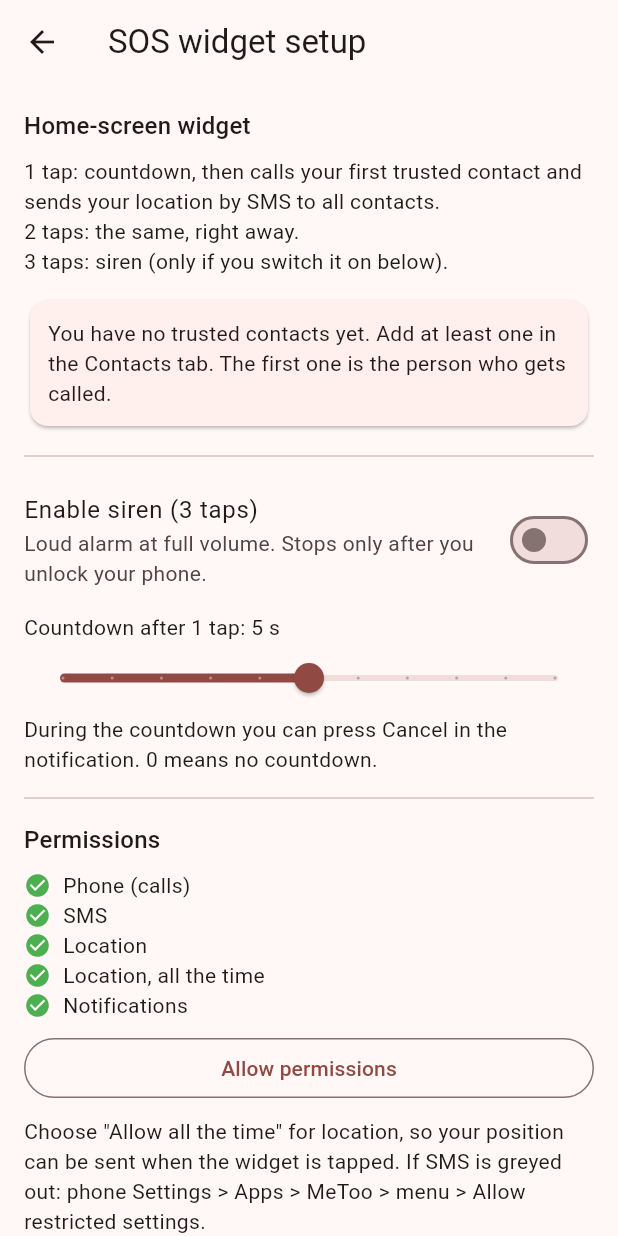
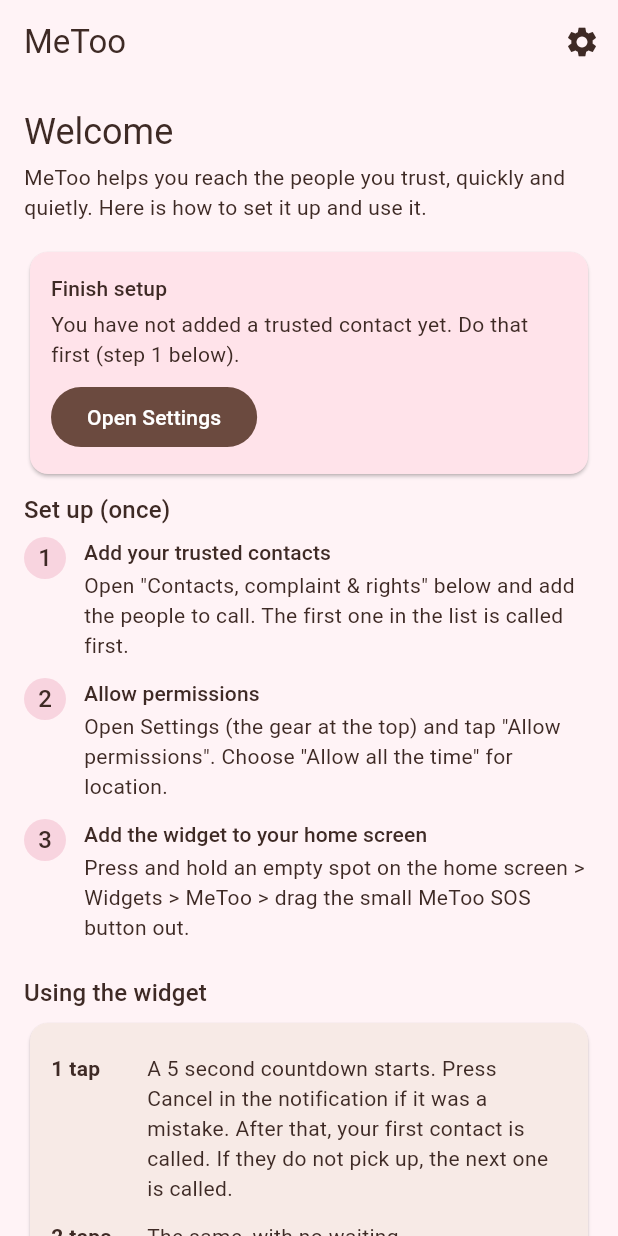
Before and after one commit to ireneboruah2004/metoo-anroid, a Flutter app: the screen it shows after launch, on a phone screen of 412 x 824 dp. Run offline on Flutter 3.47's test engine with Material 3 defaults, Android fonts, the phone set to English and light mode, and no system bars; our stand-ins replace app_links, audioplayers, flutter_secure_storage, geolocator, local_auth, permission_handler and 1 more; missing offline and left inert: flutter_volume_controller, quick_actions.

Commit message:
New home page, settings, pink theme, call chain

```diff
--- a/lib/main.dart
+++ b/lib/main.dart
@@ -1,7 +1,6 @@
 import 'package:flutter/material.dart';
 
-import 'pages/home_shell.dart';
-import 'pages/widget_setup_page.dart';
+import 'pages/home_page.dart';
 import 'sos_actions.dart';
 import 'store.dart';
 import 'theme.dart';
@@ -13,12 +12,6 @@
   WidgetsBinding.instance.addPostFrameCallback((_) async {
     // Keep the home-screen widget in step with the saved contacts.
     await WidgetSync.push(await Store.contacts());
-    // First launch: ask about the siren, countdown and permissions.
-    if (!await WidgetSync.setupDone()) {
-      navKey.currentState?.push(
-        MaterialPageRoute<void>(builder: (_) => const WidgetSetupPage()),
-      );
-    }
   });
 }
 
@@ -32,7 +25,7 @@
       title: 'MeToo',
       debugShowCheckedModeBanner: false,
       theme: buildTheme(),
-      home: const HomeShell(),
+      home: const HomePage(),
     );
   }
 }
--- /dev/null
+++ b/lib/pages/home_page.dart
@@ -0,0 +1,262 @@
+import 'package:flutter/material.dart';
+import 'package:permission_handler/permission_handler.dart';
+
+import '../sos_actions.dart';
+import '../store.dart';
+import '../theme.dart';
+import '../widget_sync.dart';
+import 'home_shell.dart';
+import 'settings_page.dart';
+
+/// Front page: how to use the app, with a way into every other screen.
+class HomePage extends StatefulWidget {
+  const HomePage({super.key});
+
+  @override
+  State<HomePage> createState() => _HomePageState();
+}
+
+class _HomePageState extends State<HomePage> with WidgetsBindingObserver {
+  int _contacts = 0;
+  bool _permsOk = true;
+  bool _siren = false;
+  int _countdown = WidgetSync.defaultCountdown;
+
+  @override
+  void initState() {
+    super.initState();
+    WidgetsBinding.instance.addObserver(this);
+    _refresh();
+  }
+
+  @override
+  void dispose() {
+    WidgetsBinding.instance.removeObserver(this);
+    super.dispose();
+  }
+
+  @override
+  void didChangeAppLifecycleState(AppLifecycleState state) {
+    if (state == AppLifecycleState.resumed) _refresh();
+  }
+
+  Future<void> _refresh() async {
+    final contacts = await Store.contacts();
+    final call = await WidgetSync.callPerms();
+    final sms = await Permission.sms.isGranted;
+    final loc = await Permission.location.isGranted;
+    final siren = await WidgetSync.sirenEnabled();
+    final secs = await WidgetSync.countdown();
+    if (!mounted) return;
+    setState(() {
+      _contacts = contacts.length;
+      _permsOk = (call['phone'] ?? false) && sms && loc;
+      _siren = siren;
+      _countdown = secs;
+    });
+  }
+
+  Future<void> _openSettings() async {
+    await Navigator.of(context).push(
+      MaterialPageRoute<void>(builder: (_) => const SettingsPage()),
+    );
+    _refresh();
+  }
+
+  Future<void> _openSections() async {
+    await Navigator.of(context).push(
+      MaterialPageRoute<void>(builder: (_) => const HomeShell()),
+    );
+    _refresh();
+  }
+
+  Widget _step(int n, String title, String body) {
+    final scheme = Theme.of(context).colorScheme;
+    return Padding(
+      padding: const EdgeInsets.symmetric(vertical: 6),
+      child: Row(
+        crossAxisAlignment: CrossAxisAlignment.start,
+        children: [
+          CircleAvatar(
+            radius: 14,
+            backgroundColor: scheme.primaryContainer,
+            foregroundColor: scheme.onPrimaryContainer,
+            child: Text('$n'),
+          ),
+          const SizedBox(width: 12),
+          Expanded(
+            child: Column(
+              crossAxisAlignment: CrossAxisAlignment.start,
+              children: [
+                Text(title, style: Theme.of(context).textTheme.titleSmall),
+                const SizedBox(height: 2),
+                Text(body),
+              ],
+            ),
+          ),
+        ],
+      ),
+    );
+  }
+
+  Widget _tapRow(String label, String body) {
+    return Padding(
+      padding: const EdgeInsets.symmetric(vertical: 6),
+      child: Row(
+        crossAxisAlignment: CrossAxisAlignment.start,
+        children: [
+          SizedBox(
+            width: 64,
+            child: Text(
+              label,
+              style: const TextStyle(fontWeight: FontWeight.bold),
+            ),
+          ),
+          Expanded(child: Text(body)),
+        ],
+      ),
+    );
+  }
+
+  @override
+  Widget build(BuildContext context) {
+    final theme = Theme.of(context);
+    final needsSetup = _contacts == 0 || !_permsOk;
+    return Scaffold(
+      appBar: AppBar(
+        title: const Text('MeToo'),
+        actions: [
+          IconButton(
+            tooltip: 'Settings',
+            icon: const Icon(Icons.settings),
+            onPressed: _openSettings,
+          ),
+        ],
+      ),
+      body: ListView(
+        padding: const EdgeInsets.all(16),
+        children: [
+          Text('Welcome', style: theme.textTheme.headlineSmall),
+          const SizedBox(height: 4),
+          const Text(
+            'MeToo helps you reach the people you trust, quickly and quietly. '
+            'Here is how to set it up and use it.',
+          ),
+          const SizedBox(height: 16),
+          if (needsSetup)
+            Card(
+              color: AppColors.warningBg,
+              child: Padding(
+                padding: const EdgeInsets.all(14),
+                child: Column(
+                  crossAxisAlignment: CrossAxisAlignment.start,
+                  children: [
+                    Text('Finish setup',
+                        style: theme.textTheme.titleSmall),
+                    const SizedBox(height: 4),
+                    Text(
+                      _contacts == 0
+                          ? 'You have not added a trusted contact yet. '
+                              'Do that first (step 1 below).'
+                          : 'Some permissions are missing, so calls, SMS or '
+                              'location may not work.',
+                    ),
+                    const SizedBox(height: 8),
+                    FilledButton(
+                      onPressed: _openSettings,
+                      child: const Text('Open Settings'),
+                    ),
+                  ],
+                ),
+              ),
+            ),
+          const SizedBox(height: 8),
+          Text('Set up (once)', style: theme.textTheme.titleMedium),
+          _step(
+            1,
+            'Add your trusted contacts',
+            'Open "Contacts, complaint & rights" below and add the people to '
+                'call. The first one in the list is called first.',
+          ),
+          _step(
+            2,
+            'Allow permissions',
+            'Open Settings (the gear at the top) and tap "Allow permissions". '
+                'Choose "Allow all the time" for location.',
+          ),
+          _step(
+            3,
+            'Add the widget to your home screen',
+            'Press and hold an empty spot on the home screen > Widgets > '
+                'MeToo > drag the small MeToo SOS button out.',
+          ),
+          const SizedBox(height: 16),
+          Text('Using the widget', style: theme.textTheme.titleMedium),
+          const SizedBox(height: 4),
+          Card(
+            color: AppColors.infoBg,
+            child: Padding(
+              padding: const EdgeInsets.all(14),
+              child: Column(
+                children: [
+                  _tapRow(
+                    '1 tap',
+                    'A $_countdown second countdown starts. Press Cancel in '
+                        'the notification if it was a mistake. After that, '
+                        'your first contact is called. If they do not pick '
+                        'up, the next one is called.',
+                  ),
+                  _tapRow(
+                    '2 taps',
+                    'The same, with no waiting.',
+                  ),
+                  _tapRow(
+                    '3 taps',
+                    _siren
+                        ? 'A loud siren plays until you unlock your phone.'
+                        : 'Siren. It is switched off now; you can turn it on '
+                            'in Settings.',
+                  ),
+                ],
+              ),
+            ),
+          ),
+          const SizedBox(height: 8),
+          const Text(
+            'The moment the first call starts, your location is also texted '
+            'to every contact on your list.',
+          ),
+          const SizedBox(height: 16),
+          Card(
+            color: AppColors.infoBg,
+            child: const Padding(
+              padding: EdgeInsets.all(14),
+              child: Text(
+                'MeToo is a student prototype. Test it with your own numbers '
+                'first. In real danger, call 112.',
+              ),
+            ),
+          ),
+          const SizedBox(height: 20),
+          FilledButton.icon(
+            onPressed: _openSections,
+            icon: const Icon(Icons.menu_book_outlined),
+            label: const Text('Contacts, complaint & rights'),
+          ),
+          const SizedBox(height: 8),
+          OutlinedButton.icon(
+            onPressed: () => callNumber('112'),
+            icon: const Icon(Icons.call),
+            label: const Text('Call 112'),
+          ),
+          const SizedBox(height: 8),
+          OutlinedButton.icon(
+            onPressed: _openSettings,
+            icon: const Icon(Icons.settings),
+            label: const Text('Settings and permissions'),
+          ),
+        ],
+      ),
+    );
+  }
+}
--- a/lib/pages/widget_setup_page.dart
+++ b/lib/pages/settings_page.dart
@@ -1,20 +1,19 @@
 import 'package:flutter/material.dart';
 import 'package:permission_handler/permission_handler.dart';
 
-import '../sos_actions.dart';
 import '../store.dart';
 import '../widget_sync.dart';
 
-/// Shown once on first launch, and can be opened again later.
-/// Sets up the home-screen SOS widget: siren on/off, countdown, permissions.
-class WidgetSetupPage extends StatefulWidget {
-  const WidgetSetupPage({super.key});
+/// Settings: siren on/off, countdown, permissions. Everything saves by itself.
+class SettingsPage extends StatefulWidget {
+  const SettingsPage({super.key});
 
   @override
-  State<WidgetSetupPage> createState() => _WidgetSetupPageState();
+  State<SettingsPage> createState() => _SettingsPageState();
 }
 
-class _WidgetSetupPageState extends State<WidgetSetupPage> {
+class _SettingsPageState extends State<SettingsPage>
+    with WidgetsBindingObserver {
   bool _loading = true;
   bool _siren = false;
   double _countdown = WidgetSync.defaultCountdown.toDouble();
@@ -23,7 +22,20 @@
   @override
   void initState() {
     super.initState();
+    WidgetsBinding.instance.addObserver(this);
     _load();
+  }
+
+  @override
+  void dispose() {
+    WidgetsBinding.instance.removeObserver(this);
+    super.dispose();
+  }
+
+  @override
+  void didChangeAppLifecycleState(AppLifecycleState state) {
+    // Back from the phone's own settings screen: show the new state.
+    if (state == AppLifecycleState.resumed) _refreshPerms();
   }
 
   Future<void> _load() async {
@@ -39,8 +51,10 @@
   }
 
   Future<void> _refreshPerms() async {
+    final call = await WidgetSync.callPerms();
     final result = <String, bool>{
-      'Phone (calls)': await Permission.phone.isGranted,
+      'Phone (place calls)': call['phone'] ?? false,
+      'Call log (to see if a call was answered)': call['calllog'] ?? false,
       'SMS': await Permission.sms.isGranted,
       'Location': await Permission.location.isGranted,
       'Location, all the time': await Permission.locationAlways.isGranted,
@@ -51,7 +65,7 @@
   }
 
   Future<void> _allowPermissions() async {
-    await Permission.phone.request();
+    await WidgetSync.requestCallPerms();
     await Permission.sms.request();
     final loc = await Permission.location.request();
     if (loc.isGranted) await Permission.locationAlways.request();
@@ -59,55 +73,34 @@
     await _refreshPerms();
   }
 
-  Future<void> _save() async {
+  Future<void> _persist() async {
     await WidgetSync.save(siren: _siren, countdown: _countdown.round());
     await WidgetSync.push(await Store.contacts());
-    if (!mounted) return;
-    Navigator.of(context).pop();
-    toast('Widget settings saved');
   }
 
   @override
   Widget build(BuildContext context) {
-    final noContacts = Store.contactCount.value == 0;
+    final theme = Theme.of(context);
     return Scaffold(
-      appBar: AppBar(title: const Text('SOS widget setup')),
+      appBar: AppBar(title: const Text('Settings')),
       body: _loading
           ? const Center(child: CircularProgressIndicator())
           : ListView(
               padding: const EdgeInsets.all(16),
               children: [
-                Text('Home-screen widget',
-                    style: Theme.of(context).textTheme.titleMedium),
-                const SizedBox(height: 8),
-                const Text(
-                  '1 tap: countdown, then calls your first trusted contact and '
-                  'sends your location by SMS to all contacts.\n'
-                  '2 taps: the same, right away.\n'
-                  '3 taps: siren (only if you switch it on below).',
-                ),
-                if (noContacts) ...[
-                  const SizedBox(height: 12),
-                  const Card(
-                    child: Padding(
-                      padding: EdgeInsets.all(12),
-                      child: Text(
-                        'You have no trusted contacts yet. Add at least one in '
-                        'the Contacts tab. The first one is the person who gets '
-                        'called.',
-                      ),
-                    ),
-                  ),
-                ],
-                const Divider(height: 32),
+                Text('Alerts', style: theme.textTheme.titleMedium),
+                const SizedBox(height: 4),
                 SwitchListTile(
                   contentPadding: EdgeInsets.zero,
-                  title: const Text('Enable siren (3 taps)'),
+                  title: const Text('Siren (3 taps on the widget)'),
                   subtitle: const Text(
                       'Loud alarm at full volume. Stops only after you unlock '
                       'your phone.'),
                   value: _siren,
-                  onChanged: (v) => setState(() => _siren = v),
+                  onChanged: (v) {
+                    setState(() => _siren = v);
+                    _persist();
+                  },
                 ),
                 const SizedBox(height: 8),
                 Text('Countdown after 1 tap: ${_countdown.round()} s'),
@@ -118,43 +111,55 @@
                   divisions: 10,
                   label: '${_countdown.round()} s',
                   onChanged: (v) => setState(() => _countdown = v),
+                  onChangeEnd: (_) => _persist(),
                 ),
                 const Text(
                   'During the countdown you can press Cancel in the '
                   'notification. 0 means no countdown.',
                 ),
+                const SizedBox(height: 8),
+                const Text(
+                  'Calling order: your first trusted contact is called first. '
+                  'If they do not pick up, the next one is called, and so on. '
+                  'Your location is texted to all contacts at once.',
+                ),
                 const Divider(height: 32),
-                Text('Permissions',
-                    style: Theme.of(context).textTheme.titleMedium),
+                Text('Permissions', style: theme.textTheme.titleMedium),
                 const SizedBox(height: 8),
                 for (final e in _perms.entries)
-                  Row(
-                    children: [
-                      Icon(e.value ? Icons.check_circle : Icons.cancel,
-                          size: 18, color: e.value ? Colors.green : Colors.red),
-                      const SizedBox(width: 8),
-                      Text(e.key),
-                    ],
+                  Padding(
+                    padding: const EdgeInsets.symmetric(vertical: 2),
+                    child: Row(
+                      children: [
+                        Icon(
+                          e.value ? Icons.check_circle : Icons.cancel,
+                          size: 18,
+                          color: e.value ? Colors.green : Colors.redAccent,
+                        ),
+                        const SizedBox(width: 8),
+                        Expanded(child: Text(e.key)),
+                      ],
+                    ),
                   ),
-                const SizedBox(height: 8),
-                OutlinedButton(
+                const SizedBox(height: 12),
+                FilledButton(
                   onPressed: _allowPermissions,
                   child: const Text('Allow permissions'),
                 ),
                 const SizedBox(height: 8),
+                OutlinedButton(
+                  onPressed: openAppSettings,
+                  child: const Text('Open phone settings for MeToo'),
+                ),
+                const SizedBox(height: 12),
                 const Text(
-                  'Choose "Allow all the time" for location, so your position '
-                  'can be sent when the widget is tapped. If SMS is greyed out: '
-                  'phone Settings > Apps > MeToo > menu > Allow restricted '
-                  'settings.',
+                  'For location choose "Allow all the time", so your position '
+                  'can be sent when the widget is tapped. If SMS or Call log '
+                  'is greyed out: phone Settings > Apps > MeToo > menu > Allow '
+                  'restricted settings, then allow the permission again.',
                 ),
-                const Divider(height: 32),
-                const Text(
-                  'Add the widget: press and hold an empty spot on the home '
-                  'screen > Widgets > MeToo > drag the red SOS button out.',
-                ),
-                const SizedBox(height: 24),
-                FilledButton(onPressed: _save, child: const Text('Save')),
+                const SizedBox(height: 16),
+                const Text('Changes are saved automatically.'),
               ],
             ),
     );
--- a/lib/theme.dart
+++ b/lib/theme.dart
@@ -1,18 +1,47 @@
 import 'package:flutter/material.dart';
 
 /// START HERE to restyle the app: colours, fonts, corner radius.
+/// Baby pink and brown, soft and warm.
 /// Individual screens are in lib/pages/ (layout and widgets only, no logic).
 class AppColors {
-  static const seed = Color(0xFFB71C1C); // main brand colour
-  static const sosButton = Color(0xFFC62828); // big SOS circle
-  static const warningBg = Color(0xFFFFECB3); // yellow info cards
-  static const infoBg = Color(0xFFECEFF1); // grey info cards
+  static const seed = Color(0xFFF4B6C8); // baby pink, base of the palette
+  static const brown = Color(0xFF6B4A3F); // main buttons and icons
+  static const darkBrown = Color(0xFF3E2A25); // text
+  static const pinkBg = Color(0xFFFFF3F6); // screen background
+  static const babyPink = Color(0xFFF8D4DF); // highlights
+  static const sosButton = Color(0xFF8D5B4C); // big SOS circle
+  static const warningBg = Color(0xFFFFE3EA); // pink info cards
+  static const infoBg = Color(0xFFF7EAE6); // beige info cards
 }
 
 ThemeData buildTheme() {
+  final scheme = ColorScheme.fromSeed(
+    seedColor: AppColors.seed,
+    brightness: Brightness.light,
+  ).copyWith(
+    primary: AppColors.brown,
+    onPrimary: Colors.white,
+    primaryContainer: AppColors.babyPink,
+    onPrimaryContainer: AppColors.darkBrown,
+    secondary: AppColors.sosButton,
+    onSecondary: Colors.white,
+    surface: AppColors.pinkBg,
+    onSurface: AppColors.darkBrown,
+  );
   return ThemeData(
     useMaterial3: true,
-    colorSchemeSeed: AppColors.seed,
+    colorScheme: scheme,
+    scaffoldBackgroundColor: AppColors.pinkBg,
+    appBarTheme: const AppBarTheme(
+      backgroundColor: AppColors.pinkBg,
+      foregroundColor: AppColors.darkBrown,
+      elevation: 0,
+      scrolledUnderElevation: 0,
+    ),
+    navigationBarTheme: NavigationBarThemeData(
+      backgroundColor: const Color(0xFFFBE3EA),
+      indicatorColor: AppColors.seed,
+    ),
     // fontFamily: 'YourFont',   // add the font in pubspec.yaml first
   );
 }
--- a/lib/widget_sync.dart
+++ b/lib/widget_sync.dart
@@ -52,4 +52,25 @@
       // Not Android, or the channel is missing: nothing to do.
     }
   }
+
+  /// Phone and call-log permission state, as seen by the Android side.
+  /// Keys: 'phone' (place calls + see call state), 'calllog' (see if answered).
+  static Future<Map<String, bool>> callPerms() async {
+    try {
+      final m = await _ch.invokeMapMethod<String, bool>('callPerms');
+      return {
+        'phone': m?['phone'] ?? false,
+        'calllog': m?['calllog'] ?? false,
+      };
+    } catch (_) {
+      return {'phone': false, 'calllog': false};
+    }
+  }
+
+  /// Shows the Android permission dialog for phone and call log.
+  static Future<void> requestCallPerms() async {
+    try {
+      await _ch.invokeMethod('requestCallPerms');
+    } catch (_) {}
+  }
 }
```
Also changed, not shown: 5 other files.
